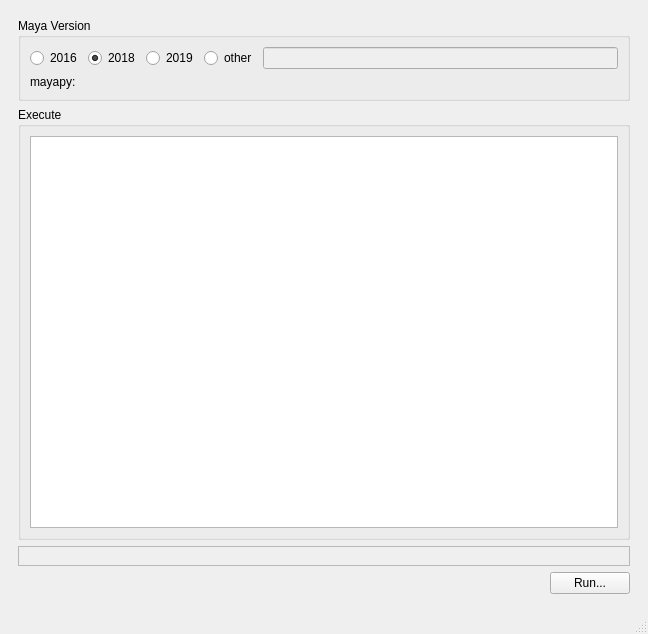
The window that scripts/MayaStandaloneTools/uis/BnStandaloneTools.ui (Bn-com/development_blueWhalle) describes before a commit, drawn with Qt 5.
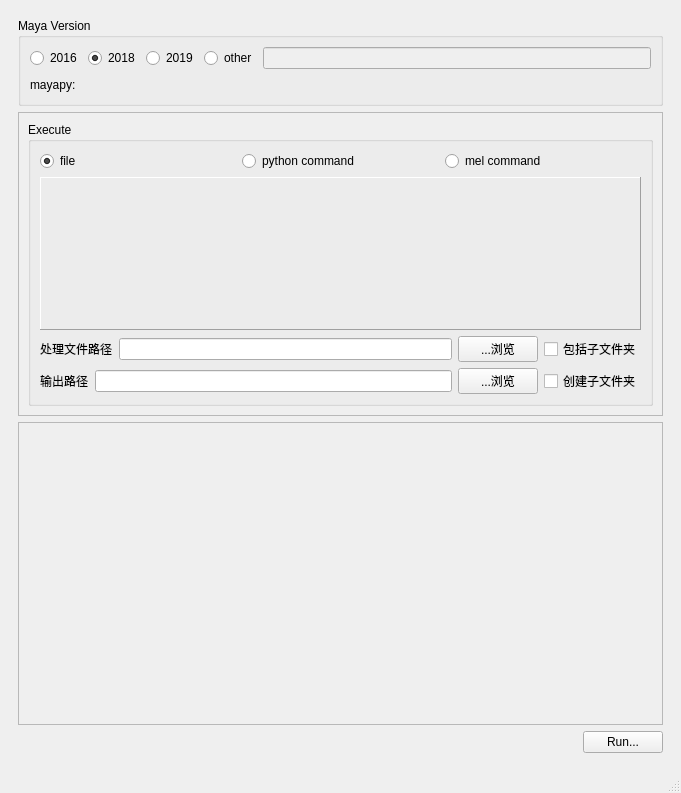
The same window after the commit.

Patch:
```diff
--- a/scripts/MayaStandaloneTools/uis/BnStandaloneTools.ui
+++ b/scripts/MayaStandaloneTools/uis/BnStandaloneTools.ui
@@ -6,60 +6,18 @@
    <rect>
     <x>0</x>
     <y>0</y>
-    <width>648</width>
-    <height>634</height>
+    <width>681</width>
+    <height>793</height>
    </rect>
   </property>
   <property name="windowTitle">
    <string>MainWindow</string>
   </property>
   <widget class="QWidget" name="centralwidget">
-   <layout class="QGridLayout" name="gridLayout_2">
-    <item row="0" column="0">
+   <layout class="QVBoxLayout" name="verticalLayout_3">
+    <item>
      <widget class="QWidget" name="widget" native="true">
       <layout class="QGridLayout" name="gridLayout">
-       <item row="3" column="0">
-        <spacer name="horizontalSpacer">
-         <property name="orientation">
-          <enum>Qt::Horizontal</enum>
-         </property>
-         <property name="sizeHint" stdset="0">
-          <size>
-           <width>501</width>
-           <height>20</height>
-          </size>
-         </property>
-        </spacer>
-       </item>
-       <item row="3" column="1">
-        <widget class="QPushButton" name="pb_run">
-         <property name="text">
-          <string>Run...</string>
-         </property>
-        </widget>
-       </item>
-       <item row="2" column="0" colspan="2">
-        <widget class="QFrame" name="frame">
-         <property name="frameShape">
-          <enum>QFrame::StyledPanel</enum>
-         </property>
-         <property name="frameShadow">
-          <enum>QFrame::Raised</enum>
-         </property>
-         <layout class="QVBoxLayout" name="verticalLayout">
-          <item>
-           <widget class="QFrame" name="frm_opt">
-            <property name="frameShape">
-             <enum>QFrame::StyledPanel</enum>
-            </property>
-            <property name="frameShadow">
-             <enum>QFrame::Raised</enum>
-            </property>
-           </widget>
-          </item>
-         </layout>
-        </widget>
-       </item>
        <item row="0" column="0" colspan="2">
         <widget class="QGroupBox" name="groupBox">
          <property name="maximumSize">
@@ -121,17 +79,155 @@
         </widget>
        </item>
        <item row="1" column="0" colspan="2">
-        <widget class="QGroupBox" name="grp_exec">
-         <property name="title">
-          <string>Execute</string>
+        <widget class="QFrame" name="frame">
+         <property name="frameShape">
+          <enum>QFrame::StyledPanel</enum>
          </property>
-         <layout class="QGridLayout" name="gridLayout_4">
-          <item row="0" column="0">
-           <widget class="QTextEdit" name="txt_cmd"/>
+         <property name="frameShadow">
+          <enum>QFrame::Raised</enum>
+         </property>
+         <layout class="QVBoxLayout" name="verticalLayout">
+          <item>
+           <widget class="QGroupBox" name="grp_exec">
+            <property name="title">
+             <string>Execute</string>
+            </property>
+            <layout class="QVBoxLayout" name="verticalLayout_2">
+             <item>
+              <layout class="QHBoxLayout" name="horizontalLayout_3">
+               <item>
+                <widget class="QRadioButton" name="rb_file">
+                 <property name="text">
+                  <string>file</string>
+                 </property>
+                 <property name="checked">
+                  <bool>true</bool>
+                 </property>
+                </widget>
+               </item>
+               <item>
+                <widget class="QRadioButton" name="rb_py">
+                 <property name="text">
+                  <string>python command</string>
+                 </property>
+                </widget>
+               </item>
+               <item>
+                <widget class="QRadioButton" name="rb_mel">
+                 <property name="text">
+                  <string>mel command</string>
+                 </property>
+                </widget>
+               </item>
+              </layout>
+             </item>
+             <item>
+              <widget class="QFrame" name="frm_exec">
+               <property name="frameShape">
+                <enum>QFrame::Panel</enum>
+               </property>
+               <property name="frameShadow">
+                <enum>QFrame::Raised</enum>
+               </property>
+               <layout class="QVBoxLayout" name="verticalLayout_5">
+                <item>
+                 <layout class="QVBoxLayout" name="vlyout_4"/>
+                </item>
+               </layout>
+              </widget>
+             </item>
+             <item>
+              <layout class="QHBoxLayout" name="horizontalLayout">
+               <item>
+                <widget class="QLabel" name="label">
+                 <property name="text">
+                  <string>处理文件路径</string>
+                 </property>
+                </widget>
+               </item>
+               <item>
+                <widget class="QLineEdit" name="le_search"/>
+               </item>
+               <item>
+                <widget class="QPushButton" name="pb_dir_srch">
+                 <property name="text">
+                  <string>...浏览</string>
+                 </property>
+                </widget>
+               </item>
+               <item>
+                <widget class="QCheckBox" name="chbx_sub_srch">
+                 <property name="text">
+                  <string>包括子文件夹</string>
+                 </property>
+                </widget>
+               </item>
+              </layout>
+             </item>
+             <item>
+              <layout class="QHBoxLayout" name="horizontalLayout_2">
+               <item>
+                <widget class="QLabel" name="label_2">
+                 <property name="text">
+                  <string>输出路径</string>
+                 </property>
+                </widget>
+               </item>
+               <item>
+                <widget class="QLineEdit" name="le_opt"/>
+               </item>
+               <item>
+                <widget class="QPushButton" name="pb_dir_opt">
+                 <property name="text">
+                  <string>...浏览</string>
+                 </property>
+                </widget>
+               </item>
+               <item>
+                <widget class="QCheckBox" name="chbx_sub_opt">
+                 <property name="text">
+                  <string>创建子文件夹</string>
+                 </property>
+                </widget>
+               </item>
+              </layout>
+             </item>
+            </layout>
+           </widget>
           </item>
          </layout>
         </widget>
        </item>
+       <item row="2" column="0" colspan="2">
+        <widget class="QFrame" name="frm_opt">
+         <property name="frameShape">
+          <enum>QFrame::StyledPanel</enum>
+         </property>
+         <property name="frameShadow">
+          <enum>QFrame::Raised</enum>
+         </property>
+        </widget>
+       </item>
+       <item row="3" column="0">
+        <spacer name="horizontalSpacer">
+         <property name="orientation">
+          <enum>Qt::Horizontal</enum>
+         </property>
+         <property name="sizeHint" stdset="0">
+          <size>
+           <width>501</width>
+           <height>20</height>
+          </size>
+         </property>
+        </spacer>
+       </item>
+       <item row="3" column="1">
+        <widget class="QPushButton" name="pb_run">
+         <property name="text">
+          <string>Run...</string>
+         </property>
+        </widget>
+       </item>
       </layout>
      </widget>
     </item>
```
Left out of the diff: 2 changed lines with no effect on the pictures.
